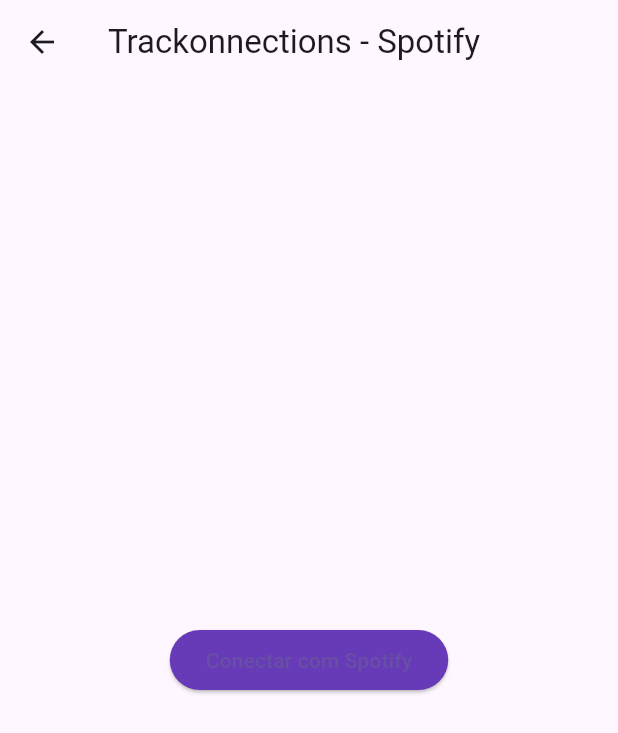
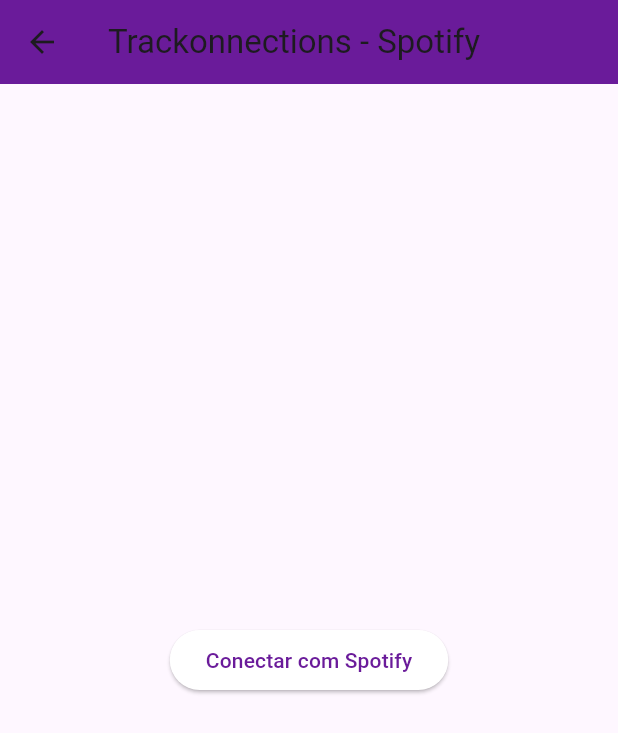
Before and after one commit to GabrielTembra/trackonnections, a Flutter app: the SpotifyAuthScreen screen opened directly, on a phone screen of 412 x 824 dp. Shown: the top 733 px of the screen. Run offline on Flutter 3.47's test engine with Material 3 defaults, Android fonts, the phone set to English and light mode, and no system bars; our stand-ins replace firebase_core, google_maps_flutter; missing offline and left inert: flutter_web_auth, spotify; accounts and stored records are empty; statements that could not run were skipped.

Commit message:
commit ruim

```diff
--- a/lib/telaPrincipal.dart
+++ b/lib/telaPrincipal.dart
@@ -17,7 +17,10 @@ class TrackonnectionsApp extends StatelessWidget {
       title: 'Trackonnections',
       theme: ThemeData(
         primarySwatch: Colors.deepPurple,
-        scaffoldBackgroundColor: const Color(0xFF4A148C),
+        scaffoldBackgroundColor: const Color(0xFF6A1B9A), // Cor roxa
+        textTheme: const TextTheme(
+          bodyMedium: TextStyle(color: Colors.white), // Texto branco por padrão
+        ),
       ),
       home: const SpotifyAuthScreen(),
     );
@@ -38,7 +41,7 @@ class _SpotifyAuthScreenState extends State<SpotifyAuthScreen> {
 
   final String clientId = 'b0620bb044c64d529f747bb52b7233c2'; // Substitua pelo seu client_id
   final String clientSecret = '6d197dce2d0a4874a49de7ddcea781b7'; // Substitua pelo seu client_secret
-  final String redirectUri = 'https://trackonnections.web.app'; // URL de redirecionamento configurada no Spotify
+  final String redirectUri = 'https://trackonnections.firebaseapp.com'; // URL de redirecionamento configurada no Spotify
 
   /// Método para autenticar o usuário via Spotify
   Future<void> _authenticateWithSpotify() async {
@@ -127,6 +130,7 @@ class _SpotifyAuthScreenState extends State<SpotifyAuthScreen> {
     return Scaffold(
       appBar: AppBar(
         title: const Text('Trackonnections - Spotify'),
+        backgroundColor: const Color(0xFF6A1B9A), // Cor roxa
       ),
       body: Center(
         child: Column(
@@ -134,8 +138,8 @@ class _SpotifyAuthScreenState extends State<SpotifyAuthScreen> {
           children: [
             ElevatedButton(
               onPressed: _authenticateWithSpotify,
-              style: ElevatedButton.styleFrom(backgroundColor: Colors.deepPurple),
-              child: const Text('Conectar com Spotify'),
+              style: ElevatedButton.styleFrom(backgroundColor: Colors.white), // Botão branco
+              child: const Text('Conectar com Spotify', style: TextStyle(color: Color(0xFF6A1B9A))), // Texto roxo
             ),
             if (_accessToken != null)
               Padding(
@@ -152,7 +156,7 @@ class _SpotifyAuthScreenState extends State<SpotifyAuthScreen> {
               ..._playlists.map((playlist) => ListTile(
                     title: Text(playlist.name ?? 'Sem nome', style: const TextStyle(color: Colors.white)),
                     subtitle: Text(playlist.description ?? 'Sem descrição', style: const TextStyle(color: Colors.white)),
-                  )),
+                  ))
             ] else if (_accessToken != null)
               const Text(
                 'Nenhuma playlist encontrada',
```
Also changed, not shown: 1 other file.
